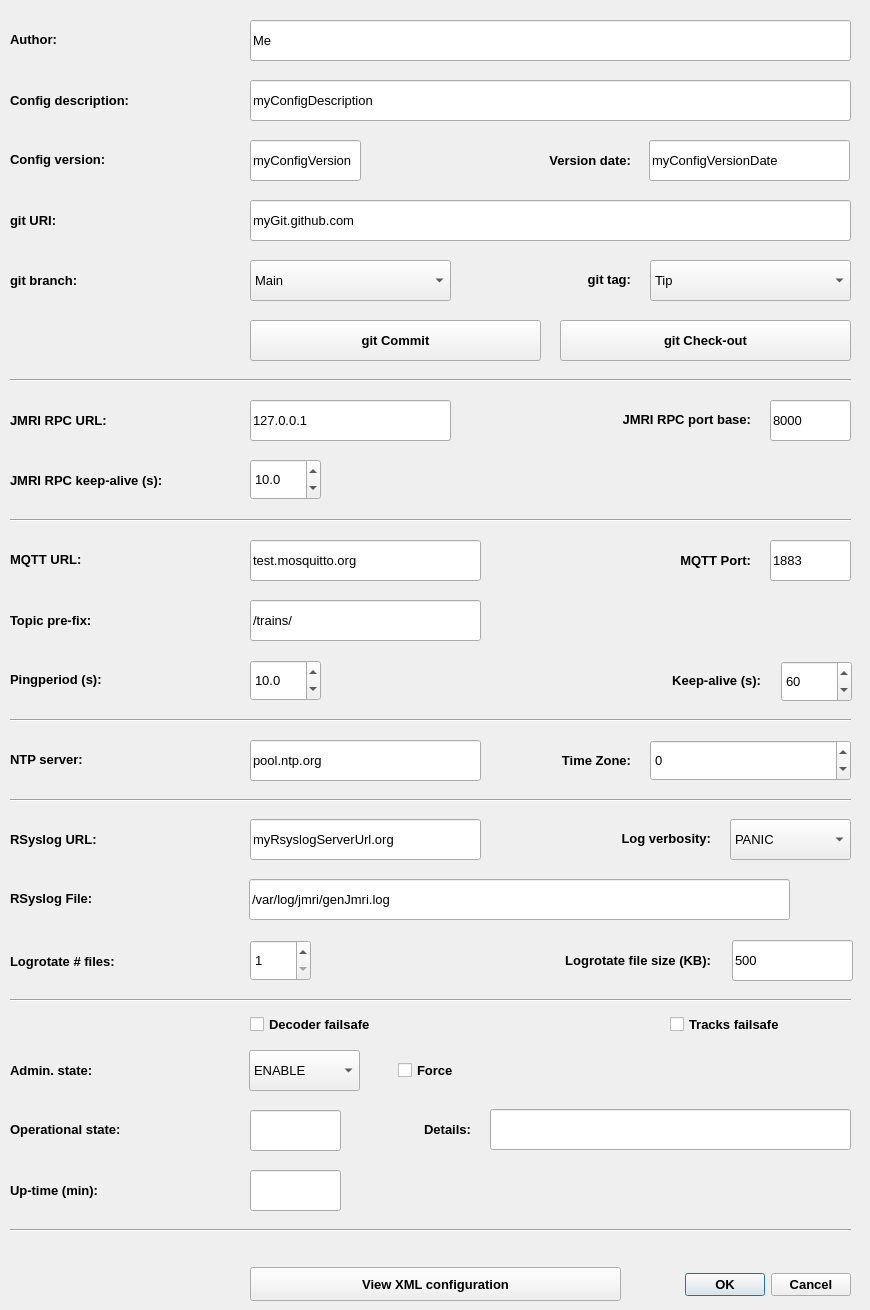
Before: the Qt Designer form Server/Scripts/GenJMRI/ui/Top_Dialog.ui in jonasbjurel/myRailIO, drawn with Qt 5.
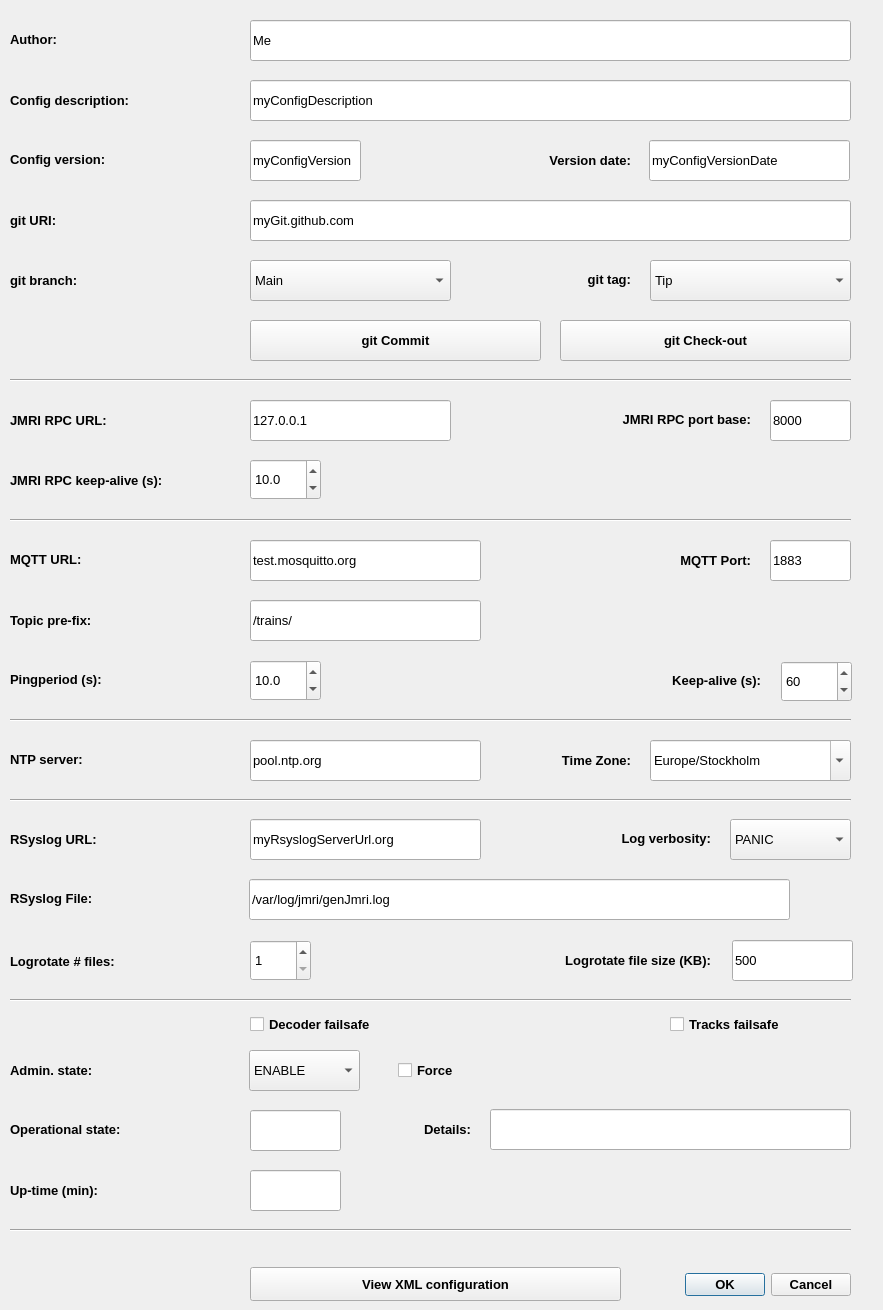
After: the same form once the commit is applied. Icons and pictures are not drawn.

Commit message: Issue #25: Timzone sign is contradictional The whole timezone handling have been reworked. In the GUI, a clear text timezone is defined, E.g. Europe/Stockholm - this will define the time-zone and daylight savings. The cleartext time-zone is translated into an TZ encoded timezone which is used to understand the tz, and dls. The decoder, and its cli only operates on the encoded information. For instance, the clear text tz: "Europe/Stockholm" gets translated into the following encoded string: "CET-1CEST,M3.5.0,M10.5.0/3" which has tz and dls encoded into it.

Patch:
```diff
--- a/Server/Scripts/GenJMRI/ui/Top_Dialog.ui
+++ b/Server/Scripts/GenJMRI/ui/Top_Dialog.ui
@@ -9,7 +9,7 @@
    <rect>
     <x>0</x>
     <y>0</y>
-    <width>870</width>
+    <width>883</width>
     <height>1310</height>
    </rect>
   </property>
@@ -348,36 +348,6 @@
     <string>pool.ntp.org</string>
    </property>
   </widget>
-  <widget class="QSpinBox" name="timeZoneSpinBox">
-   <property name="geometry">
-    <rect>
-     <x>650</x>
-     <y>740</y>
-     <width>201</width>
-     <height>41</height>
-    </rect>
-   </property>
-   <property name="font">
-    <font>
-     <pointsize>10</pointsize>
-    </font>
-   </property>
-   <property name="toolTip">
-    <string>TimeZone setting</string>
-   </property>
-   <property name="toolTipDuration">
-    <number>10</number>
-   </property>
-   <property name="whatsThis">
-    <string>TimeZone setting</string>
-   </property>
-   <property name="minimum">
-    <number>-12</number>
-   </property>
-   <property name="maximum">
-    <number>12</number>
-   </property>
-  </widget>
   <widget class="QLineEdit" name="rsyslogUrlLineEdit">
    <property name="geometry">
     <rect>
@@ -1791,6 +1761,42 @@
     <enum>Qt::Horizontal</enum>
    </property>
   </widget>
+  <widget class="QComboBox" name="timeZoneComboBox">
+   <property name="geometry">
+    <rect>
+     <x>650</x>
+     <y>740</y>
+     <width>201</width>
+     <height>41</height>
+    </rect>
+   </property>
+   <property name="sizePolicy">
+    <sizepolicy hsizetype="Minimum" vsizetype="Fixed">
+     <horstretch>0</horstretch>
+     <verstretch>0</verstretch>
+    </sizepolicy>
+   </property>
+   <property name="font">
+    <font>
+     <pointsize>10</pointsize>
+    </font>
+   </property>
+   <property name="toolTip">
+    <string>TimeZone- and daylight saving setting</string>
+   </property>
+   <property name="toolTipDuration">
+    <number>10</number>
+   </property>
+   <property name="whatsThis">
+    <string>TimeZone- and daylight saving setting</string>
+   </property>
+   <property name="editable">
+    <bool>true</bool>
+   </property>
+   <property name="currentText">
+    <string>Europe/Stockholm</string>
+   </property>
+  </widget>
  </widget>
  <resources/>
  <connections/>
```
The commit also changes 16 other files.
